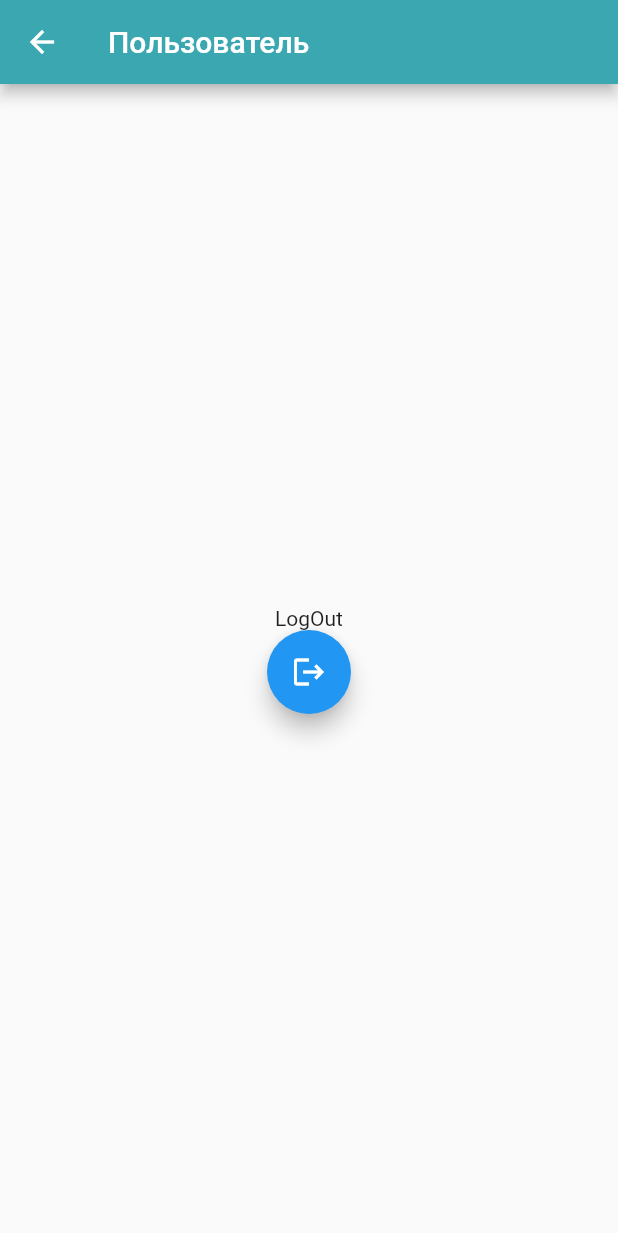
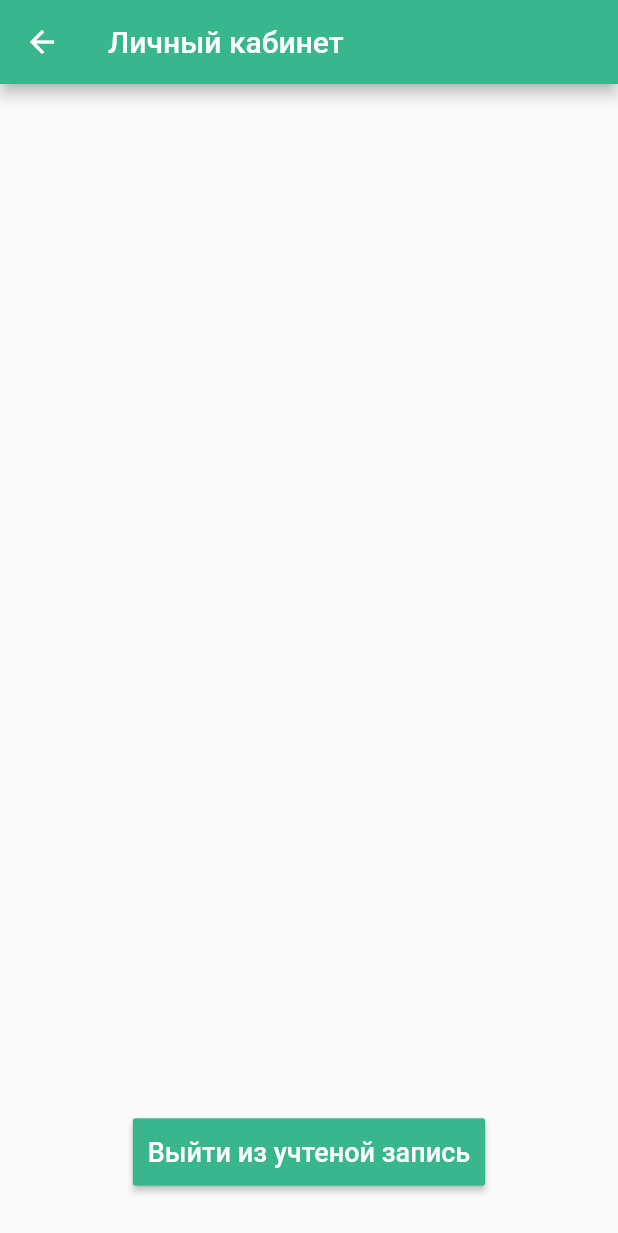
Before and after one commit to Rustam899/AllergOff, a Flutter app: the PersonWidget screen opened directly, on a phone screen of 412 x 824 dp. Shown: the top 1233 px of the screen. Run offline on Flutter 3.47's test engine with Material 2 defaults, Android fonts, the phone set to English and light mode, and no system bars; our stand-ins replace curved_navigation_bar, firebase_auth, fluttertoast; missing offline and left inert: gradient_bottom_navigation_bar; accounts and stored records are empty.

Commit message:
Анмированный NavigationBar + Первоначальный набросок личного кабинета

```diff
--- a/lib/SQLlitedb/Allerg.dart
+++ b/lib/SQLlitedb/Allerg.dart
@@ -45,7 +45,7 @@ class Allerg {
 	}
 
 	Allerg.fromMapObject(Map<String, dynamic> map) {
-		this._typeId = map['typeId']
+		this._typeId = map['typeId'];
 		this._typeName = map['typeName'];
 		this._foodId = map['foodId'];
 		this._foodName = map['foodName'];
--- a/lib/home/person.dart
+++ b/lib/home/person.dart
@@ -11,21 +11,25 @@ class _PersonState extends State<PersonWidget> {
   Widget build(BuildContext context) {
     return Scaffold(
       appBar: AppBar(
-        backgroundColor: Color.fromRGBO(58, 167, 177, 1),
-        title: Text('Пользователь'),
+        backgroundColor: Color.alphaBlend(
+            Color.fromRGBO(56, 183, 143, 1), Color.fromRGBO(58, 167, 177, 1)),
+        title: Text('Личный кабинет'),
       ),
       body: Container(
+        padding: EdgeInsets.only(bottom:32),
         alignment: Alignment.center,
         child: Column(
-          mainAxisAlignment: MainAxisAlignment.center,
+          mainAxisAlignment: MainAxisAlignment.end,
           children: <Widget>[
-            Text('LogOut'),
-            FloatingActionButton(
+            RaisedButton(
+              padding: EdgeInsets.symmetric(vertical:12,horizontal:10),
               onPressed: () {
                 AuthService().logOut();
               },
-              child: Icon(Icons.logout),
-            ),
+              child: Text("Выйти из учтеной запись",style: TextStyle(color:Colors.white,fontSize:18,),textAlign: TextAlign.center,),
+              color: Color.alphaBlend(Color.fromRGBO(56, 183, 143, 1),
+                  Color.fromRGBO(58, 167, 177, 1)),
+            )
           ],
         ),
       ),
--- a/pubspec.yaml
+++ b/pubspec.yaml
@@ -36,6 +36,7 @@ dependencies:
   sqflite: any
   intl: ^0.15.7
   path_provider: any
+  curved_navigation_bar: ^0.3.2
 
 dev_dependencies:
   flutter_test:
```
Also changed, not shown: lib/home/Navigation/bottom_bar.dart (+18 -1 lines), pubspec.lock.
